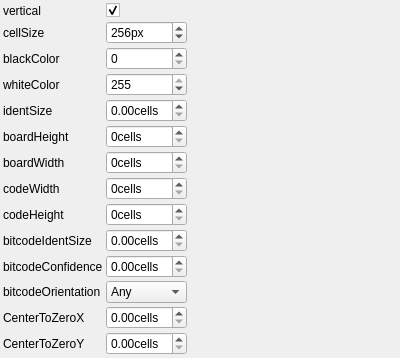
Before: the Qt Designer form utils/corestructs/coreWidgets/bitcodeBoardParamsBaseControlWidget.ui in NickPenkrat/corecvs, drawn with Qt 5.
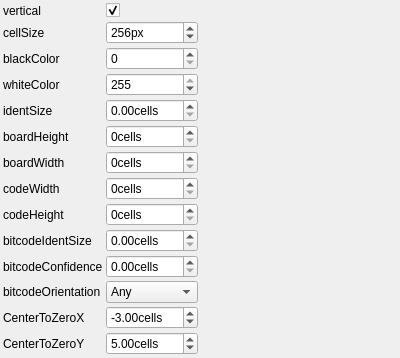
After: the same form once the commit is applied. Icons and pictures are not drawn.

Patch:
```diff
--- a/utils/corestructs/coreWidgets/bitcodeBoardParamsBaseControlWidget.ui
+++ b/utils/corestructs/coreWidgets/bitcodeBoardParamsBaseControlWidget.ui
@@ -316,6 +316,18 @@
        <property name="toolTip">
          <string>X Distance from grid center to Traget Point</string>
        </property>
+       <property name="minimum">
+        <double>-255</double>
+       </property>
+       <property name="maximum">
+        <double>255</double>
+       </property>
+       <property name="singleStep">
+        <double>1</double>
+       </property>
+       <property name="value">
+        <double>-3</double>
+       </property>
        <property name="suffix">
         <string>cells</string>
        </property>
@@ -333,6 +345,18 @@
        <property name="toolTip">
          <string>Y Distance from grid center to Traget Point</string>
        </property>
+       <property name="minimum">
+        <double>-255</double>
+       </property>
+       <property name="maximum">
+        <double>255</double>
+       </property>
+       <property name="singleStep">
+        <double>1</double>
+       </property>
+       <property name="value">
+        <double>5</double>
+       </property>
        <property name="suffix">
         <string>cells</string>
        </property>
```
